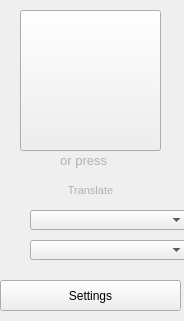
Qt form src/trayform.ui (VisualTranslator/VisualTranslator) before a commit.
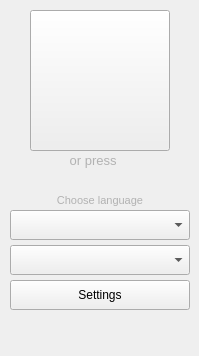
The same form after that commit. Custom widgets are drawn as their Qt base class.

Commit message: Improve style of the app

```diff
--- a/src/trayform.ui
+++ b/src/trayform.ui
@@ -6,8 +6,8 @@
    <rect>
     <x>0</x>
     <y>0</y>
-    <width>184</width>
-    <height>321</height>
+    <width>199</width>
+    <height>356</height>
    </rect>
   </property>
   <property name="windowTitle">
@@ -19,9 +19,9 @@
   <widget class="QPushButton" name="startButton">
    <property name="geometry">
     <rect>
-     <x>20</x>
+     <x>30</x>
      <y>10</y>
-     <width>141</width>
+     <width>140</width>
      <height>141</height>
     </rect>
    </property>
@@ -47,9 +47,9 @@
   <widget class="QLabel" name="shortcut">
    <property name="geometry">
     <rect>
-     <x>-10</x>
+     <x>0</x>
      <y>150</y>
-     <width>191</width>
+     <width>190</width>
      <height>20</height>
     </rect>
    </property>
@@ -71,9 +71,9 @@
   <widget class="QLabel" name="label_2">
    <property name="geometry">
     <rect>
-     <x>0</x>
-     <y>180</y>
-     <width>181</width>
+     <x>10</x>
+     <y>190</y>
+     <width>180</width>
      <height>20</height>
     </rect>
    </property>
@@ -86,7 +86,7 @@
     <string notr="true">color: #B2B2B2;</string>
    </property>
    <property name="text">
-    <string>Translate</string>
+    <string>Choose language</string>
    </property>
    <property name="alignment">
     <set>Qt::AlignCenter</set>
@@ -95,10 +95,10 @@
   <widget class="QPushButton" name="SettingsButton">
    <property name="geometry">
     <rect>
-     <x>0</x>
+     <x>10</x>
      <y>280</y>
-     <width>181</width>
-     <height>31</height>
+     <width>180</width>
+     <height>30</height>
     </rect>
    </property>
    <property name="text">
@@ -108,20 +108,20 @@
   <widget class="LanguageQComboBox" name="translateFrom">
    <property name="geometry">
     <rect>
-     <x>30</x>
+     <x>10</x>
      <y>210</y>
-     <width>158</width>
-     <height>20</height>
+     <width>180</width>
+     <height>30</height>
     </rect>
    </property>
   </widget>
   <widget class="LanguageQComboBox" name="translateTo">
    <property name="geometry">
     <rect>
-     <x>30</x>
-     <y>240</y>
-     <width>158</width>
-     <height>20</height>
+     <x>10</x>
+     <y>245</y>
+     <width>180</width>
+     <height>30</height>
     </rect>
    </property>
   </widget>
```
The commit also changes 1 other file.
